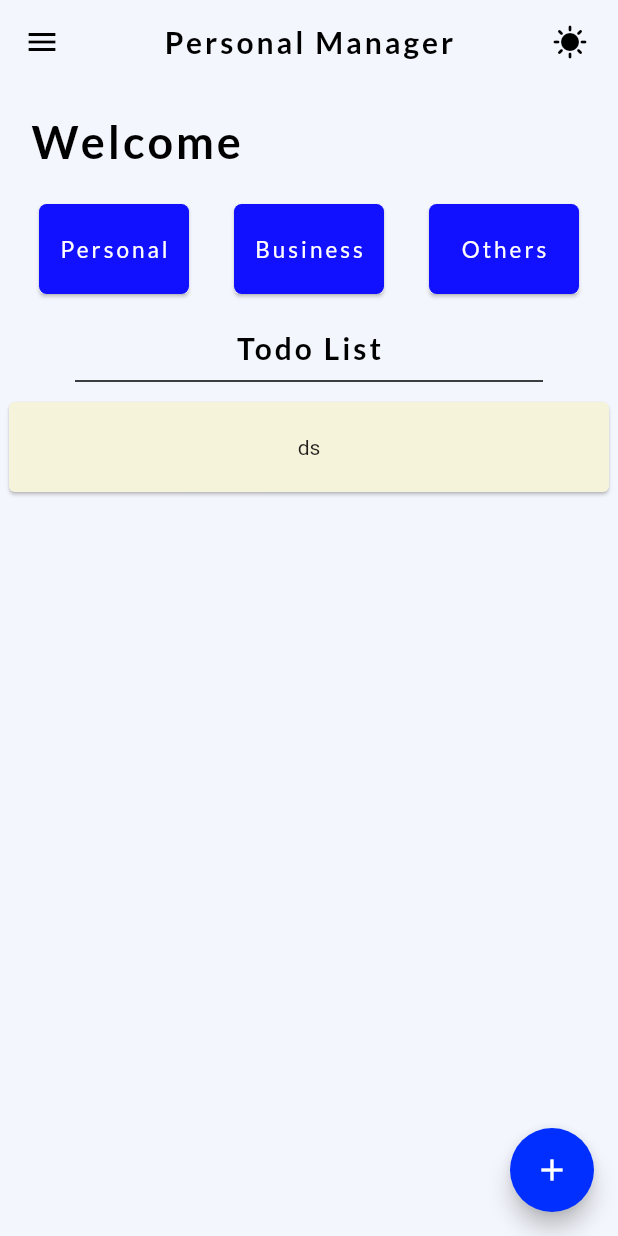
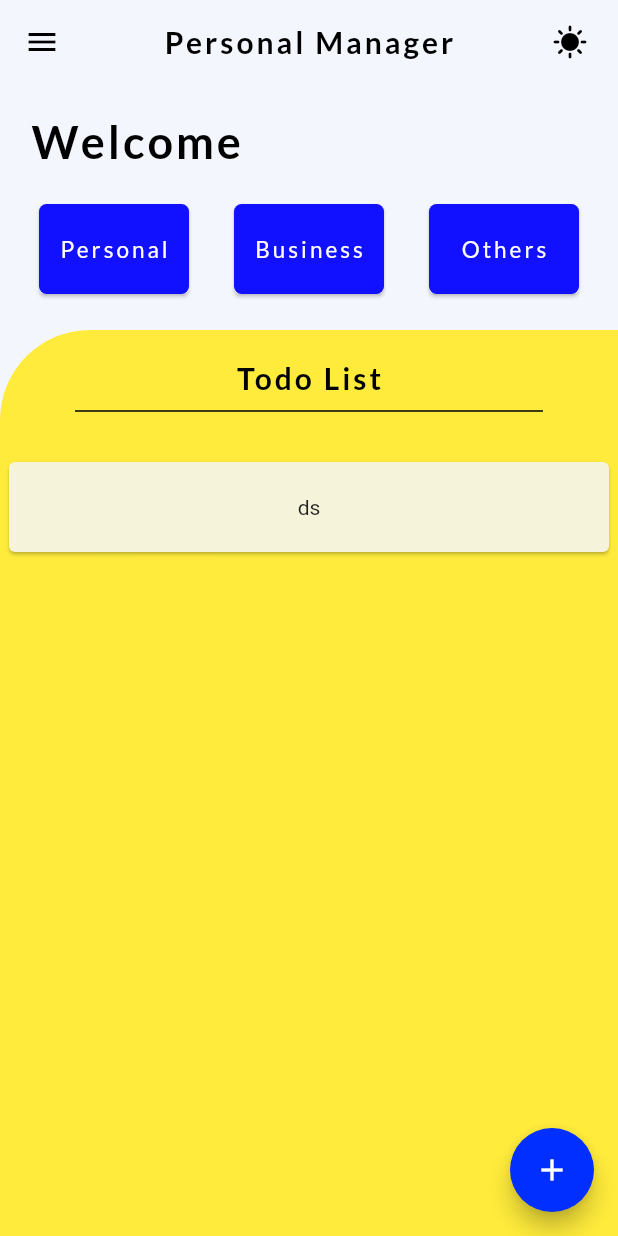
Before and after one commit to sayanths/educational_todu_test, a Flutter app: the screen it shows after launch, on a phone screen of 412 x 824 dp. Run offline on Flutter 3.47's test engine with Material 2 defaults, Android fonts, the phone set to English and light mode, and no system bars; our stand-ins replace get, google_fonts.

Commit message:
ui modified

```diff
--- a/lib/app/home_page/view/home_page.dart
+++ b/lib/app/home_page/view/home_page.dart
@@ -8,6 +8,7 @@ class HomePage extends StatelessWidget {
 
   @override
   Widget build(BuildContext context) {
+    Size size = MediaQuery.of(context).size;
     return Scaffold(
       appBar: AppBar(
         leading: const Icon(
@@ -35,6 +36,7 @@ class HomePage extends StatelessWidget {
         ],
       ),
       body: SafeArea(
+        child: SingleChildScrollView(
           child: Column(
             children: [
               const SizedBox(
@@ -68,6 +70,17 @@ class HomePage extends StatelessWidget {
               const SizedBox(
                 height: 20,
               ),
+              Container(
+                height: size.height,
+                decoration: const BoxDecoration(
+                    color: Colors.yellow,
+                    borderRadius:
+                        BorderRadius.only(topLeft: Radius.circular(60))),
+                child: Column(
+                  children: [
+                    const SizedBox(
+                      height: 20,
+                    ),
                     Text(
                       "Todo List",
                       style: GoogleFonts.lato(
@@ -83,6 +96,9 @@ class HomePage extends StatelessWidget {
                         color: Colors.black,
                         thickness: 1,
                       ),
+                    ),
+                    const SizedBox(
+                      height: 20,
                     ),
                     Card(
                       color: const Color.fromARGB(255, 246, 243, 219),
@@ -100,6 +116,10 @@ class HomePage extends StatelessWidget {
                       ),
                     ),
                   ],
+                ),
+              ),
+            ],
+          ),
         ),
       ),
       floatingActionButton: FloatingActionButton(
```
Lines whose indentation alone changed are shown as unchanged.
